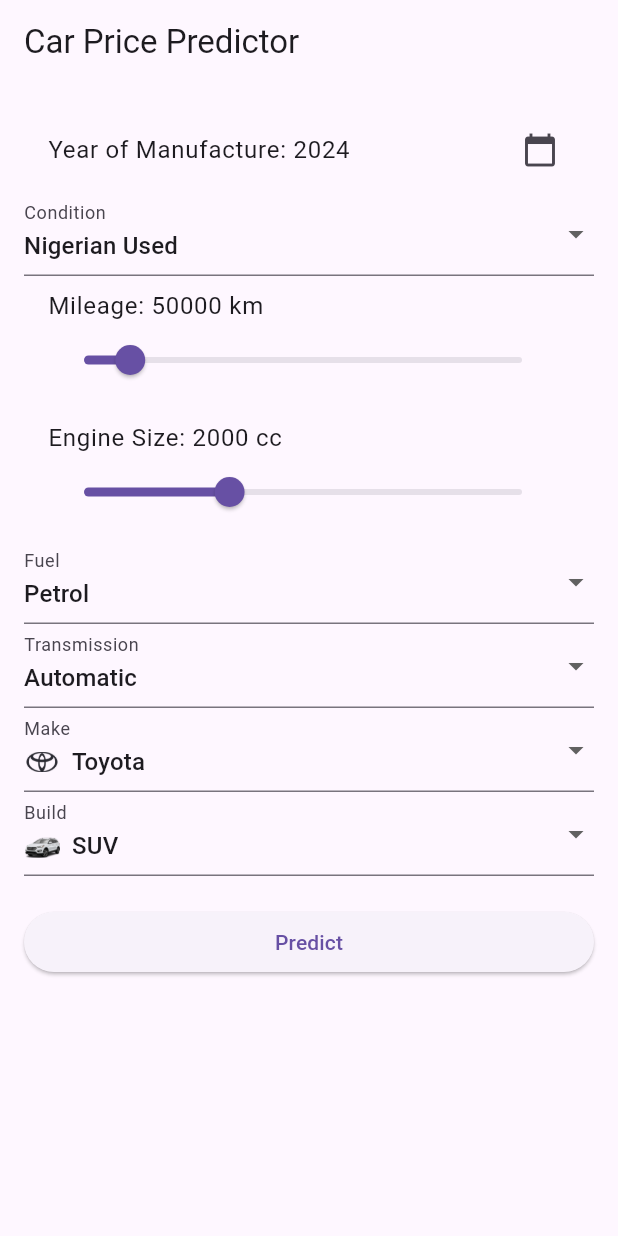
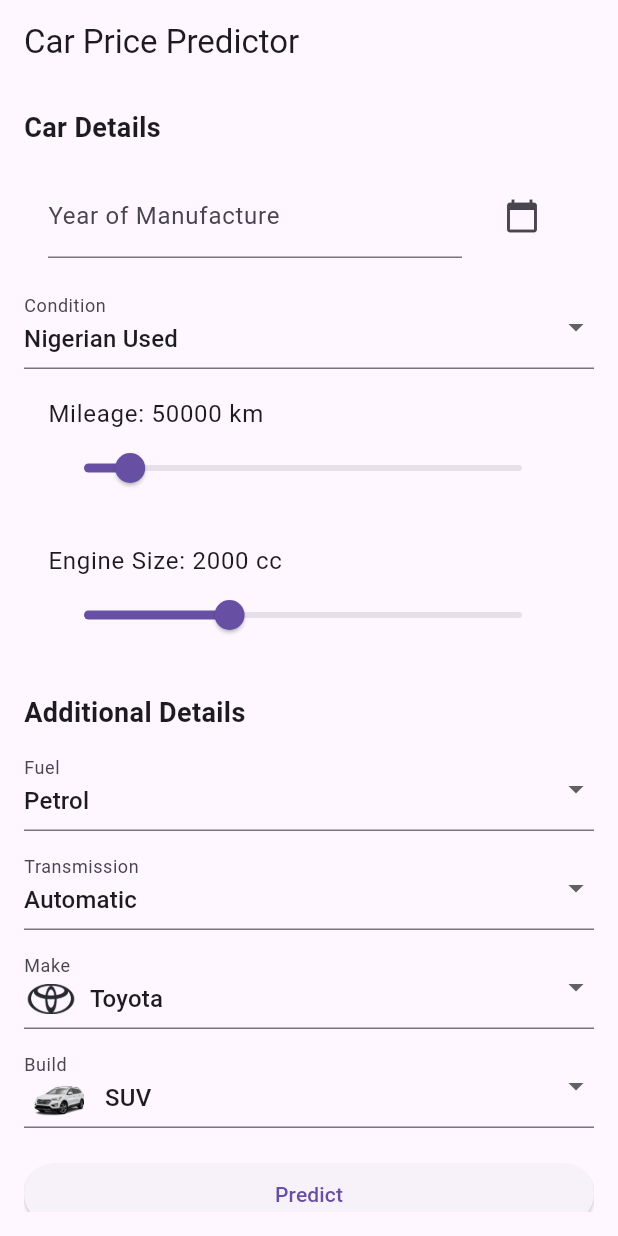
Before and after one commit to Elhameed/-linear_regression_model, a Flutter app: the screen it shows after launch, on a phone screen of 412 x 824 dp. Run offline on Flutter 3.47's test engine with Material 3 defaults, Android fonts, the phone set to English and light mode, and no system bars.

Commit message:
added logos

```diff
--- a/summative/FlutterApp/car_price_prediction/lib/main.dart
+++ b/summative/FlutterApp/car_price_prediction/lib/main.dart
@@ -27,6 +27,7 @@ class CarPricePredictor extends StatefulWidget {
 
 class _CarPricePredictorState extends State<CarPricePredictor> {
   final _formKey = GlobalKey<FormState>();
+  final TextEditingController _yearController = TextEditingController();
   DateTime _selectedDate = DateTime.now();
   String _condition = 'Nigerian Used';
   double _mileage = 50000;
@@ -62,6 +63,7 @@ class _CarPricePredictorState extends State<CarPricePredictor> {
     if (picked != null && picked != _selectedDate)
       setState(() {
         _selectedDate = picked;
+        _yearController.text = DateFormat('yyyy').format(picked);
       });
   }
 
@@ -73,7 +75,7 @@ class _CarPricePredictorState extends State<CarPricePredictor> {
           'Content-Type': 'application/json; charset=UTF-8',
         },
         body: jsonEncode(<String, dynamic>{
-          'Year_of_manufacture': _selectedDate.year,
+          'Year_of_manufacture': int.parse(_yearController.text),
           'Condition': _condition,
           'Mileage': _mileage.toInt(),
           'Engine_Size': _engineSize.toInt(),
@@ -108,12 +110,27 @@ class _CarPricePredictorState extends State<CarPricePredictor> {
           key: _formKey,
           child: ListView(
             children: <Widget>[
-              // Year of Manufacture (Date Picker)
+              Text('Car Details', style: TextStyle(fontSize: 18, fontWeight: FontWeight.bold)),
+              SizedBox(height: 10),
+              // Year of Manufacture (Date Picker and Text Input)
               ListTile(
-                title: Text("Year of Manufacture: ${DateFormat('yyyy').format(_selectedDate)}"),
-                trailing: Icon(Icons.calendar_today),
-                onTap: () => _selectDate(context),
+                title: TextFormField(
+                  controller: _yearController,
+                  decoration: InputDecoration(labelText: "Year of Manufacture"),
+                  keyboardType: TextInputType.number,
+                  validator: (value) {
+                    if (value == null || value.isEmpty) {
+                      return 'Please enter year of manufacture';
+                    }
+                    return null;
+                  },
+                ),
+                trailing: IconButton(
+                  icon: Icon(Icons.calendar_today),
+                  onPressed: () => _selectDate(context),
+                ),
               ),
+              SizedBox(height: 10),
               // Condition Dropdown
               DropdownButtonFormField<String>(
                 value: _condition,
@@ -131,6 +148,7 @@ class _CarPricePredictorState extends State<CarPricePredictor> {
                 }).toList(),
                 decoration: InputDecoration(labelText: 'Condition'),
               ),
+              SizedBox(height: 10),
               // Mileage Range Slider
               ListTile(
                 title: Text('Mileage: ${_mileage.toInt()} km'),
@@ -147,6 +165,7 @@ class _CarPricePredictorState extends State<CarPricePredictor> {
                   },
                 ),
               ),
+              SizedBox(height: 10),
               // Engine Size Range Slider
               ListTile(
                 title: Text('Engine Size: ${_engineSize.toInt()} cc'),
@@ -163,6 +182,9 @@ class _CarPricePredictorState extends State<CarPricePredictor> {
                   },
                 ),
               ),
+              SizedBox(height: 20),
+              Text('Additional Details', style: TextStyle(fontSize: 18, fontWeight: FontWeight.bold)),
+              SizedBox(height: 10),
               // Fuel Dropdown
               DropdownButtonFormField<String>(
                 value: _fuel,
@@ -180,6 +202,7 @@ class _CarPricePredictorState extends State<CarPricePredictor> {
                 }).toList(),
                 decoration: InputDecoration(labelText: 'Fuel'),
               ),
+              SizedBox(height: 10),
               // Transmission Dropdown
               DropdownButtonFormField<String>(
                 value: _transmission,
@@ -197,6 +220,7 @@ class _CarPricePredictorState extends State<CarPricePredictor> {
                 }).toList(),
                 decoration: InputDecoration(labelText: 'Transmission'),
               ),
+              SizedBox(height: 10),
               // Make Dropdown with Logos
               DropdownButtonFormField<String>(
                 value: _make,
@@ -212,8 +236,8 @@ class _CarPricePredictorState extends State<CarPricePredictor> {
                       children: [
                         Image.asset(
                           _makeLogos[key]!,
-                          width: 24,
-                          height: 24,
+                          width: 36,
+                          height: 36,
                         ),
                         SizedBox(width: 8),
                         Text(key),
@@ -223,6 +247,7 @@ class _CarPricePredictorState extends State<CarPricePredictor> {
                 }).toList(),
                 decoration: InputDecoration(labelText: 'Make'),
               ),
+              SizedBox(height: 10),
               // Build Dropdown with Images
               DropdownButtonFormField<String>(
                 value: _build,
@@ -238,8 +263,8 @@ class _CarPricePredictorState extends State<CarPricePredictor> {
                       children: [
                         Image.asset(
                           _buildImages[key]!,
-                          width: 24,
-                          height: 24,
+                          width: 46,
+                          height: 46,
                         ),
                         SizedBox(width: 8),
                         Text(key),
@@ -249,14 +274,14 @@ class _CarPricePredictorState extends State<CarPricePredictor> {
                 }).toList(),
                 decoration: InputDecoration(labelText: 'Build'),
               ),
+              SizedBox(height: 20),
               // Predict Button
-              SizedBox(height: 20),
               ElevatedButton(
                 onPressed: _predictPrice,
                 child: Text('Predict'),
               ),
+              SizedBox(height: 20),
               // Predicted Price Display
-              SizedBox(height: 20),
               Text(
                 _predictedPrice.isNotEmpty ? 'Predicted Price: $_predictedPrice' : '',
                 style: TextStyle(fontSize: 18, fontWeight: FontWeight.bold),
```
Also changed, not shown: summative/FlutterApp/car_price_prediction/assets/coupe_image.png, summative/FlutterApp/car_price_prediction/assets/sedan_image.png.
